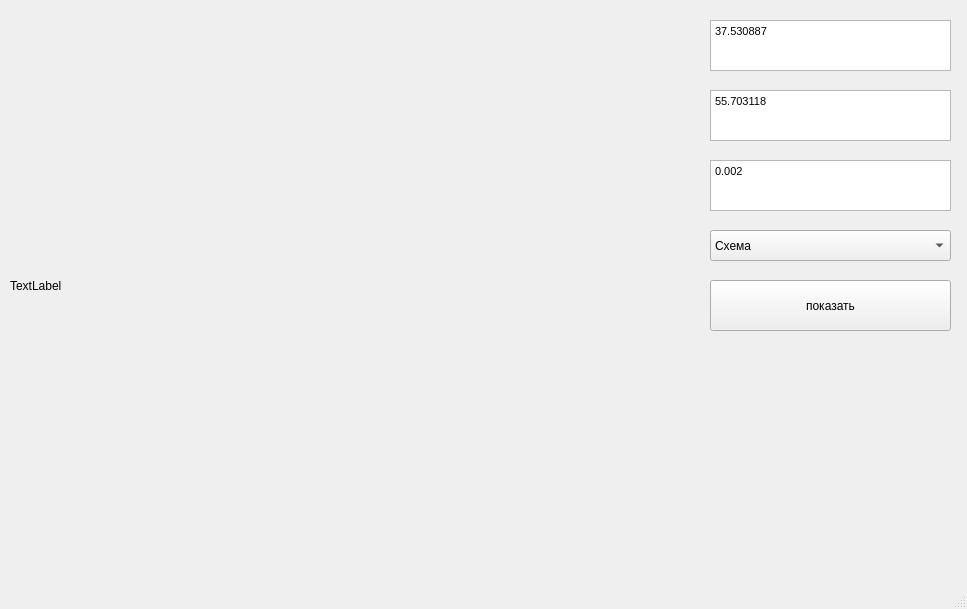
The window that 1.ui (MinusOne-1/MapsAPI) describes before a commit, drawn with Qt 5.
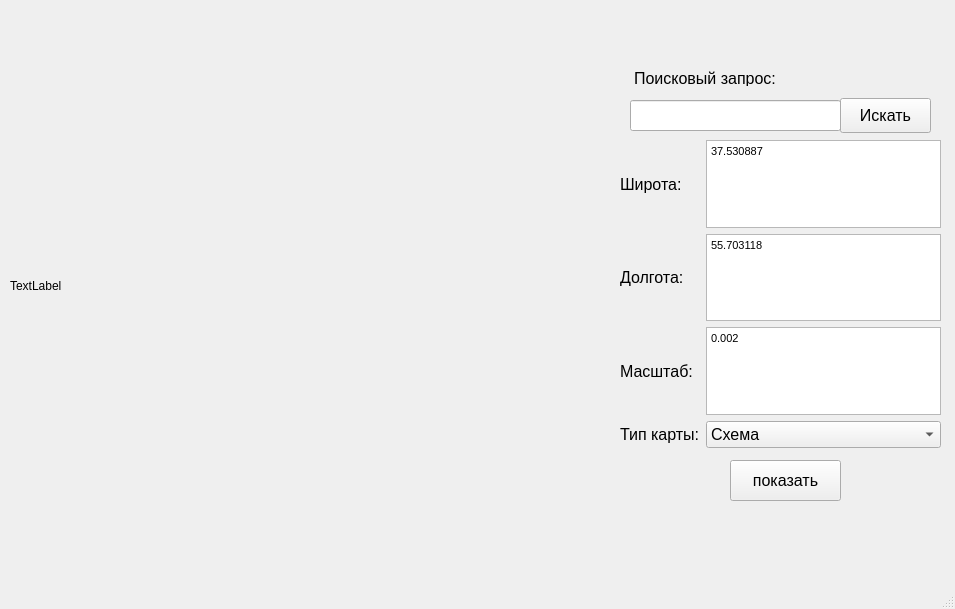
The same window after the commit.

Commit message:
Изменение оконной формы
+ Поле для поискового запроса
+ кнопка "Искать", осуществляющая поисковый запрос.
+ добавлен лейаут для гармоничности расположения полей ввода
+ добавлены подписи к виджетам в соответствии с их содержимым

```diff
--- a/1.ui
+++ b/1.ui
@@ -6,7 +6,7 @@
    <rect>
     <x>0</x>
     <y>0</y>
-    <width>967</width>
+    <width>955</width>
     <height>609</height>
    </rect>
   </property>
@@ -14,54 +14,6 @@
    <string>MinusMaps</string>
   </property>
   <widget class="QWidget" name="centralwidget">
-   <widget class="QComboBox" name="layer">
-    <property name="geometry">
-     <rect>
-      <x>710</x>
-      <y>230</y>
-      <width>241</width>
-      <height>31</height>
-     </rect>
-    </property>
-    <property name="currentIndex">
-     <number>1</number>
-    </property>
-    <item>
-     <property name="text">
-      <string>Спутник</string>
-     </property>
-    </item>
-    <item>
-     <property name="text">
-      <string>Схема</string>
-     </property>
-    </item>
-    <item>
-     <property name="text">
-      <string>Гибрид</string>
-     </property>
-    </item>
-   </widget>
-   <widget class="QTextEdit" name="mashtab">
-    <property name="geometry">
-     <rect>
-      <x>710</x>
-      <y>160</y>
-      <width>241</width>
-      <height>51</height>
-     </rect>
-    </property>
-    <property name="html">
-     <string>&lt;!DOCTYPE HTML PUBLIC &quot;-//W3C//DTD HTML 4.0//EN&quot; &quot;http://www.w3.org/TR/REC-html40/strict.dtd&quot;&gt;
-&lt;html&gt;&lt;head&gt;&lt;meta name=&quot;qrichtext&quot; content=&quot;1&quot; /&gt;&lt;style type=&quot;text/css&quot;&gt;
-p, li { white-space: pre-wrap; }
-&lt;/style&gt;&lt;/head&gt;&lt;body style=&quot; font-family:'MS Shell Dlg 2'; font-size:8.25pt; font-weight:400; font-style:normal;&quot;&gt;
-&lt;p style=&quot; margin-top:0px; margin-bottom:0px; margin-left:0px; margin-right:0px; -qt-block-indent:0; text-indent:0px;&quot;&gt;0.002&lt;/p&gt;&lt;/body&gt;&lt;/html&gt;</string>
-    </property>
-    <property name="placeholderText">
-     <string>0.002</string>
-    </property>
-   </widget>
    <widget class="QLabel" name="image">
     <property name="geometry">
      <rect>
@@ -75,59 +27,224 @@
      <string>TextLabel</string>
     </property>
    </widget>
+   <widget class="QLineEdit" name="ask">
+    <property name="geometry">
+     <rect>
+      <x>630</x>
+      <y>100</y>
+      <width>211</width>
+      <height>31</height>
+     </rect>
+    </property>
+    <property name="font">
+     <font>
+      <pointsize>12</pointsize>
+     </font>
+    </property>
+   </widget>
+   <widget class="QWidget" name="gridLayoutWidget">
+    <property name="geometry">
+     <rect>
+      <x>620</x>
+      <y>140</y>
+      <width>321</width>
+      <height>308</height>
+     </rect>
+    </property>
+    <property name="font">
+     <font>
+      <pointsize>12</pointsize>
+     </font>
+    </property>
+    <layout class="QGridLayout" name="gridLayout">
+     <item row="3" column="0">
+      <widget class="QLabel" name="label_3">
+       <property name="font">
+        <font>
+         <pointsize>12</pointsize>
+        </font>
+       </property>
+       <property name="text">
+        <string>Масштаб:</string>
+       </property>
+      </widget>
+     </item>
+     <item row="4" column="1">
+      <widget class="QComboBox" name="layer">
+       <property name="font">
+        <font>
+         <pointsize>12</pointsize>
+        </font>
+       </property>
+       <property name="currentIndex">
+        <number>1</number>
+       </property>
+       <item>
+        <property name="text">
+         <string>Спутник</string>
+        </property>
+       </item>
+       <item>
+        <property name="text">
+         <string>Схема</string>
+        </property>
+       </item>
+       <item>
+        <property name="text">
+         <string>Гибрид</string>
+        </property>
+       </item>
+      </widget>
+     </item>
+     <item row="4" column="0">
+      <widget class="QLabel" name="label_4">
+       <property name="font">
+        <font>
+         <pointsize>12</pointsize>
+        </font>
+       </property>
+       <property name="text">
+        <string>Тип карты:</string>
+       </property>
+      </widget>
+     </item>
+     <item row="0" column="0">
+      <widget class="QLabel" name="label">
+       <property name="font">
+        <font>
+         <pointsize>12</pointsize>
+        </font>
+       </property>
+       <property name="text">
+        <string>Широта:</string>
+       </property>
+      </widget>
+     </item>
+     <item row="1" column="1">
+      <widget class="QTextEdit" name="edit_y">
+       <property name="font">
+        <font>
+         <pointsize>12</pointsize>
+        </font>
+       </property>
+       <property name="html">
+        <string>&lt;!DOCTYPE HTML PUBLIC &quot;-//W3C//DTD HTML 4.0//EN&quot; &quot;http://www.w3.org/TR/REC-html40/strict.dtd&quot;&gt;
+&lt;html&gt;&lt;head&gt;&lt;meta name=&quot;qrichtext&quot; content=&quot;1&quot; /&gt;&lt;style type=&quot;text/css&quot;&gt;
+p, li { white-space: pre-wrap; }
+&lt;/style&gt;&lt;/head&gt;&lt;body style=&quot; font-family:'MS Shell Dlg 2'; font-size:12pt; font-weight:400; font-style:normal;&quot;&gt;
+&lt;p style=&quot; margin-top:0px; margin-bottom:0px; margin-left:0px; margin-right:0px; -qt-block-indent:0; text-indent:0px;&quot;&gt;&lt;span style=&quot; font-size:8.25pt;&quot;&gt;55.703118&lt;/span&gt;&lt;/p&gt;&lt;/body&gt;&lt;/html&gt;</string>
+       </property>
+       <property name="placeholderText">
+        <string>55.703118</string>
+       </property>
+      </widget>
+     </item>
+     <item row="1" column="0">
+      <widget class="QLabel" name="label_2">
+       <property name="font">
+        <font>
+         <pointsize>12</pointsize>
+        </font>
+       </property>
+       <property name="text">
+        <string>Долгота:</string>
+       </property>
+      </widget>
+     </item>
+     <item row="3" column="1">
+      <widget class="QTextEdit" name="mashtab">
+       <property name="font">
+        <font>
+         <pointsize>12</pointsize>
+        </font>
+       </property>
+       <property name="html">
+        <string>&lt;!DOCTYPE HTML PUBLIC &quot;-//W3C//DTD HTML 4.0//EN&quot; &quot;http://www.w3.org/TR/REC-html40/strict.dtd&quot;&gt;
+&lt;html&gt;&lt;head&gt;&lt;meta name=&quot;qrichtext&quot; content=&quot;1&quot; /&gt;&lt;style type=&quot;text/css&quot;&gt;
+p, li { white-space: pre-wrap; }
+&lt;/style&gt;&lt;/head&gt;&lt;body style=&quot; font-family:'MS Shell Dlg 2'; font-size:12pt; font-weight:400; font-style:normal;&quot;&gt;
+&lt;p style=&quot; margin-top:0px; margin-bottom:0px; margin-left:0px; margin-right:0px; -qt-block-indent:0; text-indent:0px;&quot;&gt;&lt;span style=&quot; font-size:8.25pt;&quot;&gt;0.002&lt;/span&gt;&lt;/p&gt;&lt;/body&gt;&lt;/html&gt;</string>
+       </property>
+       <property name="placeholderText">
+        <string>0.002</string>
+       </property>
+      </widget>
+     </item>
+     <item row="0" column="1">
+      <widget class="QTextEdit" name="edit_x">
+       <property name="font">
+        <font>
+         <pointsize>12</pointsize>
+        </font>
+       </property>
+       <property name="html">
+        <string>&lt;!DOCTYPE HTML PUBLIC &quot;-//W3C//DTD HTML 4.0//EN&quot; &quot;http://www.w3.org/TR/REC-html40/strict.dtd&quot;&gt;
+&lt;html&gt;&lt;head&gt;&lt;meta name=&quot;qrichtext&quot; content=&quot;1&quot; /&gt;&lt;style type=&quot;text/css&quot;&gt;
+p, li { white-space: pre-wrap; }
+&lt;/style&gt;&lt;/head&gt;&lt;body style=&quot; font-family:'MS Shell Dlg 2'; font-size:12pt; font-weight:400; font-style:normal;&quot;&gt;
+&lt;p style=&quot; margin-top:0px; margin-bottom:0px; margin-left:0px; margin-right:0px; -qt-block-indent:0; text-indent:0px;&quot;&gt;&lt;span style=&quot; font-size:8.25pt;&quot;&gt;37.530887&lt;/span&gt;&lt;/p&gt;&lt;/body&gt;&lt;/html&gt;</string>
+       </property>
+       <property name="placeholderText">
+        <string>37.530887</string>
+       </property>
+      </widget>
+     </item>
+    </layout>
+   </widget>
+   <widget class="QPushButton" name="pushButton_2">
+    <property name="geometry">
+     <rect>
+      <x>840</x>
+      <y>98</y>
+      <width>91</width>
+      <height>35</height>
+     </rect>
+    </property>
+    <property name="font">
+     <font>
+      <pointsize>12</pointsize>
+     </font>
+    </property>
+    <property name="text">
+     <string>Искать</string>
+    </property>
+   </widget>
+   <widget class="QLabel" name="label_7">
+    <property name="geometry">
+     <rect>
+      <x>634</x>
+      <y>70</y>
+      <width>291</width>
+      <height>16</height>
+     </rect>
+    </property>
+    <property name="font">
+     <font>
+      <pointsize>12</pointsize>
+     </font>
+    </property>
+    <property name="text">
+     <string>Поисковый запрос:</string>
+    </property>
+   </widget>
    <widget class="QPushButton" name="pushButton">
     <property name="geometry">
      <rect>
-      <x>710</x>
-      <y>280</y>
-      <width>241</width>
-      <height>51</height>
+      <x>730</x>
+      <y>460</y>
+      <width>111</width>
+      <height>41</height>
      </rect>
     </property>
+    <property name="font">
+     <font>
+      <pointsize>12</pointsize>
+     </font>
+    </property>
     <property name="text">
      <string>показать</string>
     </property>
    </widget>
-   <widget class="QTextEdit" name="edit_y">
-    <property name="geometry">
-     <rect>
-      <x>710</x>
-      <y>90</y>
-      <width>241</width>
-      <height>51</height>
-     </rect>
-    </property>
-    <property name="html">
-     <string>&lt;!DOCTYPE HTML PUBLIC &quot;-//W3C//DTD HTML 4.0//EN&quot; &quot;http://www.w3.org/TR/REC-html40/strict.dtd&quot;&gt;
-&lt;html&gt;&lt;head&gt;&lt;meta name=&quot;qrichtext&quot; content=&quot;1&quot; /&gt;&lt;style type=&quot;text/css&quot;&gt;
-p, li { white-space: pre-wrap; }
-&lt;/style&gt;&lt;/head&gt;&lt;body style=&quot; font-family:'MS Shell Dlg 2'; font-size:8.25pt; font-weight:400; font-style:normal;&quot;&gt;
-&lt;p style=&quot; margin-top:0px; margin-bottom:0px; margin-left:0px; margin-right:0px; -qt-block-indent:0; text-indent:0px;&quot;&gt;55.703118&lt;/p&gt;&lt;/body&gt;&lt;/html&gt;</string>
-    </property>
-    <property name="placeholderText">
-     <string>55.703118</string>
-    </property>
-   </widget>
-   <widget class="QTextEdit" name="edit_x">
-    <property name="geometry">
-     <rect>
-      <x>710</x>
-      <y>20</y>
-      <width>241</width>
-      <height>51</height>
-     </rect>
-    </property>
-    <property name="html">
-     <string>&lt;!DOCTYPE HTML PUBLIC &quot;-//W3C//DTD HTML 4.0//EN&quot; &quot;http://www.w3.org/TR/REC-html40/strict.dtd&quot;&gt;
-&lt;html&gt;&lt;head&gt;&lt;meta name=&quot;qrichtext&quot; content=&quot;1&quot; /&gt;&lt;style type=&quot;text/css&quot;&gt;
-p, li { white-space: pre-wrap; }
-&lt;/style&gt;&lt;/head&gt;&lt;body style=&quot; font-family:'MS Shell Dlg 2'; font-size:8.25pt; font-weight:400; font-style:normal;&quot;&gt;
-&lt;p style=&quot; margin-top:0px; margin-bottom:0px; margin-left:0px; margin-right:0px; -qt-block-indent:0; text-indent:0px;&quot;&gt;37.530887&lt;/p&gt;&lt;/body&gt;&lt;/html&gt;</string>
-    </property>
-    <property name="placeholderText">
-     <string>37.530887</string>
-    </property>
-   </widget>
   </widget>
   <widget class="QMenuBar" name="menubar">
    <property name="geometry">
```
Left out of the diff: 2 changed lines with no effect on the pictures.
